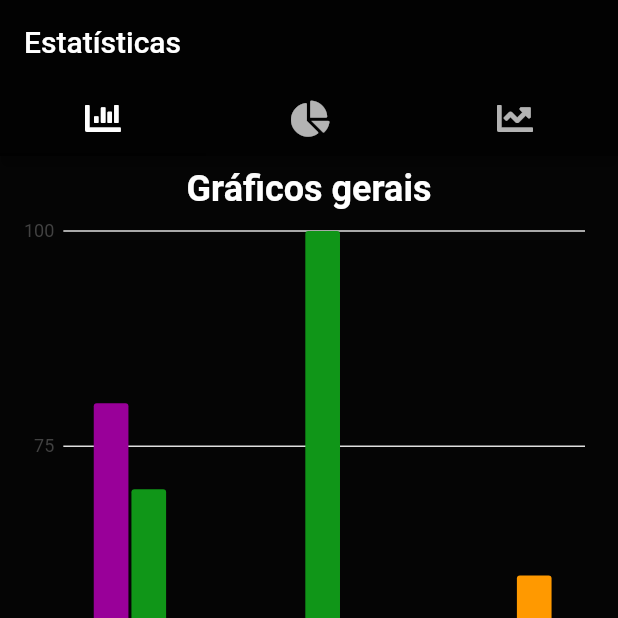
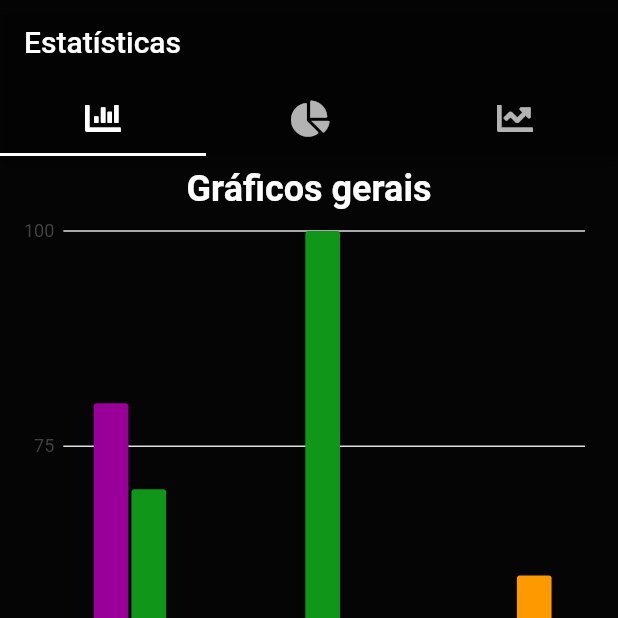
Before and after one commit to Guilherme-ctrl/SAPAD, a Flutter app: the screen it shows after launch, item 3 of the bottom bar chosen, on a phone screen of 412 x 824 dp, the top half of it. Run offline on Flutter 3.47's test engine with Material 2 defaults, Android fonts, the phone set to English and light mode, and no system bars; our stand-ins replace audioplayers, carousel_slider, charts_flutter, font_awesome_flutter, google_fonts, material_design_icons_flutter and 2 more; accounts and stored records are empty.

Commit message:
style grafics

```diff
--- a/lib/Telas/HomeScreens/stats.dart
+++ b/lib/Telas/HomeScreens/stats.dart
@@ -158,7 +158,7 @@ class _StatsPageState extends State<StatsPage> {
   @override
   Widget build(BuildContext context) {
     var tabBar = TabBar(
-      indicatorColor: Colors.black45,
+      indicatorColor: Colors.white,
       tabs: [
         Tab(
           icon: Icon(FontAwesomeIcons.solidChartBar),
@@ -174,7 +174,7 @@ class _StatsPageState extends State<StatsPage> {
         child: Scaffold(
           backgroundColor: Colors.black87,
           appBar: AppBar(
-            backgroundColor: Colors.black54,
+            backgroundColor: Colors.black26,
             //backgroundColor: Color(0xff308e1c),
             bottom: tabBar,
             title: Text('Estatísticas'),
```
